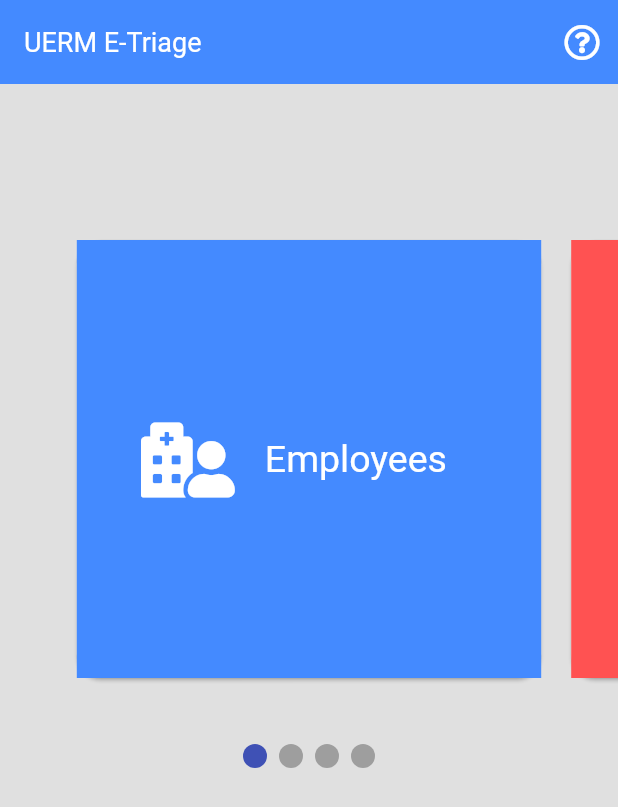
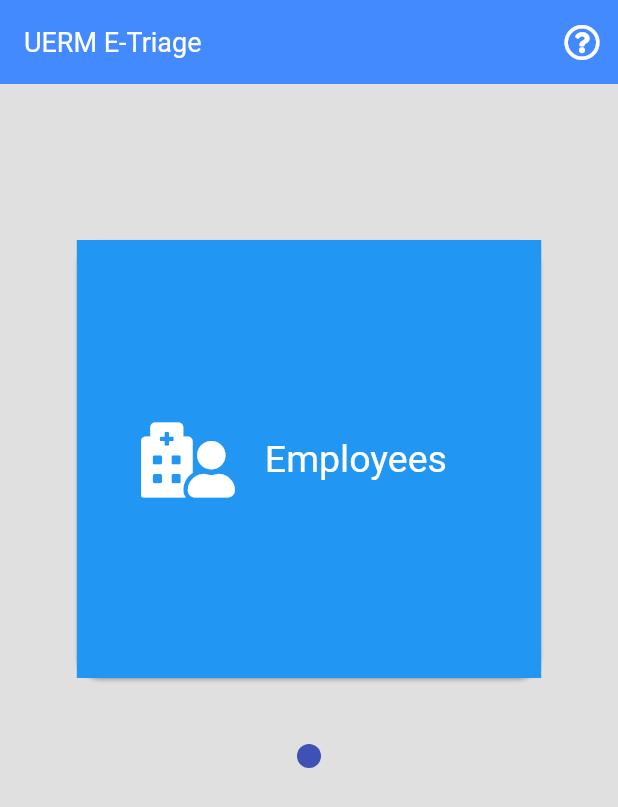
Before and after one commit to bernardthegreat/e-triage-uerm, a Flutter app: the screen it shows after launch, on a phone screen of 412 x 824 dp. Shown: the top 807 px of the screen. Run offline on Flutter 3.47's test engine with Material 2 defaults, Android fonts, the phone set to English and light mode, and no system bars; drawn by our look-alikes of smooth_page_indicator; our stand-ins replace flutter_form_builder, font_awesome_flutter, qr_flutter, responsive_builder; missing offline and left inert: barcode_scan.

Commit message:
fixed: jommar

```diff
--- a/lib/main.dart
+++ b/lib/main.dart
@@ -10,6 +10,7 @@ import 'theme/themedata.dart';
 import 'models/TermsProvider.dart';
 import 'models/EmployeesProvider.dart';
 import 'package:provider/provider.dart';
+
 void main() {
   runApp(MyApp());
 }
@@ -23,23 +24,18 @@ class MyApp extends StatelessWidget {
         ChangeNotifierProvider<TermsProvider>(
           create: (context) => TermsProvider(),
         ),
-
         ChangeNotifierProvider<EmployeesProvider>(
           create: (context) => EmployeesProvider(),
         ),
-
         ChangeNotifierProvider<VisitorsProvider>(
           create: (context) => VisitorsProvider(),
         ),
-
         ChangeNotifierProvider<UserHistoriesProvider>(
           create: (context) => UserHistoriesProvider(),
         ),
-
         ChangeNotifierProvider<SymptomsProvider>(
           create: (context) => SymptomsProvider(),
         ),
-
         ChangeNotifierProvider<HealthDeclarationsProvider>(
           create: (context) => HealthDeclarationsProvider(),
         ),
--- a/lib/screens/DashboardScreen.dart
+++ b/lib/screens/DashboardScreen.dart
@@ -9,13 +9,22 @@ class DashboardScreen extends StatefulWidget {
 
 class _DashboardScreenState extends State<DashboardScreen> {
   final controller = PageController(viewportFraction: 0.8);
+  final List cards = [
+    {
+      'title': 'Employees',
+      'route': '/employees',
+      'bgColor': Colors.blue,
+      'icon': FontAwesomeIcons.hospitalUser
+    },
+  ];
 
   @override
   Widget build(BuildContext context) {
     return Scaffold(
       appBar: AppBar(
         backgroundColor: Colors.blueAccent,
-        title: Text('UERM E-Triage',
+        title: Text(
+          'UERM E-Triage',
           style: TextStyle(
             color: Colors.white,
           ),
@@ -43,30 +52,33 @@ class _DashboardScreenState extends State<DashboardScreen> {
               child: PageView(
                 controller: controller,
                 children: [
-
-                  Card(
-                    shape: RoundedRectangleBorder(borderRadius: BorderRadius.circular(16)),
-                    margin: EdgeInsets.symmetric(horizontal: 10, vertical: 4),
+                  ...cards
+                      .map((card) => Card(
+                            shape: RoundedRectangleBorder(
+                                borderRadius: BorderRadius.circular(16)),
+                            margin: EdgeInsets.symmetric(
+                                horizontal: 10, vertical: 4),
                             child: new InkWell(
                               onTap: () {
-                        Navigator.pushNamed(context, '/employees');
+                                Navigator.pushNamed(context, card['route']);
                               },
                               child: Container(
                                 width: 100.0,
                                 height: 100.0,
-                        color: Colors.blueAccent,
+                                color: card['bgColor'],
                                 child: Row(
                                   mainAxisAlignment: MainAxisAlignment.center,
                                   crossAxisAlignment: CrossAxisAlignment.center,
                                   children: <Widget>[
                                     FaIcon(
-                              FontAwesomeIcons.hospitalUser,
+                                      card['icon'],
                                       size: 50,
                                       color: Colors.white,
                                     ),
                                     Padding(
                                       padding: EdgeInsets.all(20),
-                              child: Text('Employees',
+                                      child: Text(
+                                        card['title'],
                                         style: TextStyle(
                                           color: Colors.white,
                                           fontSize: 25,
@@ -77,156 +89,195 @@ class _DashboardScreenState extends State<DashboardScreen> {
                                 ),
                               ),
                             ),
-                  ),
-
-
-
-
-                  Card(
-                    shape: RoundedRectangleBorder(borderRadius: BorderRadius.circular(16)),
-                    margin: EdgeInsets.symmetric(horizontal: 10, vertical: 4),
-                    child: new InkWell(
-                      onTap: () {
-                        Navigator.pushNamed(context, '/visitors');
-                      },
-                      child: Container(
-                        width: 100.0,
-                        height: 100.0,
-                        color: Colors.redAccent,
-                        child: Row(
-                          mainAxisAlignment: MainAxisAlignment.center,
-                          crossAxisAlignment: CrossAxisAlignment.center,
-                          children: <Widget>[
-                            FaIcon(
-                              FontAwesomeIcons.users,
-                              size: 50,
-                              color: Colors.white,
-                            ),
-                            Padding(
-                              padding: EdgeInsets.all(20),
-                              child: Column(
-                                mainAxisAlignment: MainAxisAlignment.center,
-                                children: [
-                                  Text('Visitors',
-                                    style: TextStyle(
-                                      color: Colors.white,
-                                      fontSize: 25,
-                                    ),
-                                  ),
-                                  SizedBox(height: 20,),
-                                  Text('Patients, \nStudent Applicants, \nPatient Companions',
-                                    textAlign: TextAlign.center,
-                                    style: TextStyle(
-                                      color: Colors.white,
-                                      fontSize: 15,
-                                    ),
-                                  ),
-                                ],
-                              ),
-                            ),
-
-                          ],
-                        ),
-                      ),
-                    ),
-                  ),
-
-                  Card(
-                    shape: RoundedRectangleBorder(borderRadius: BorderRadius.circular(16)),
-                    margin: EdgeInsets.symmetric(horizontal: 10, vertical: 4),
-                    child: new InkWell(
-                      onTap: () {
-                        Navigator.pushNamed(context, '/consultants');
-                      },
-                      child: Container(
-                        width: 100.0,
-                        height: 100.0,
-                        color: Colors.orangeAccent,
-                        child: Row(
-                          mainAxisAlignment: MainAxisAlignment.center,
-                          crossAxisAlignment: CrossAxisAlignment.center,
-                          children: <Widget>[
-                            FaIcon(
-                              FontAwesomeIcons.userShield,
-                              size: 50,
-                              color: Colors.white,
-                            ),
-                            Padding(
-                              padding: EdgeInsets.all(20),
-                              child: Column(
-                                mainAxisAlignment: MainAxisAlignment.center,
-                                children: [
-                                  Text('Consultants',
-                                    style: TextStyle(
-                                      color: Colors.white,
-                                      fontSize: 25,
-                                    ),
-                                  ),
-                                  // SizedBox(height: 20,),
-                                  // Text('Consultants',
-                                  //   style: TextStyle(
-                                  //     color: Colors.white,
-                                  //     fontSize: 18,
+                          ))
+                      .toList(),
+                  // Card(
+                  //   shape: RoundedRectangleBorder(
+                  //       borderRadius: BorderRadius.circular(16)),
+                  //   margin: EdgeInsets.symmetric(horizontal: 10, vertical: 4),
+                  //   child: new InkWell(
+                  //     onTap: () {
+                  //       Navigator.pushNamed(context, '/employees');
+                  //     },
+                  //     child: Container(
+                  //       width: 100.0,
+                  //       height: 100.0,
+                  //       color: Colors.blueAccent,
+                  //       child: Row(
+                  //         mainAxisAlignment: MainAxisAlignment.center,
+                  //         crossAxisAlignment: CrossAxisAlignment.center,
+                  //         children: <Widget>[
+                  //           FaIcon(
+                  //             FontAwesomeIcons.hospitalUser,
+                  //             size: 50,
+                  //             color: Colors.white,
+                  //           ),
+                  //           Padding(
+                  //             padding: EdgeInsets.all(20),
+                  //             child: Text(
+                  //               'Employees',
+                  //               style: TextStyle(
+                  //                 color: Colors.white,
+                  //                 fontSize: 25,
+                  //               ),
+                  //             ),
+                  //           ),
+                  //         ],
+                  //       ),
+                  //     ),
                   //   ),
                   // ),
-                                ],
-                              ),
-                            ),
-
-                          ],
-                        ),
-                      ),
-                    ),
-                  ),
-
-
-                  Card(
-                    shape: RoundedRectangleBorder(borderRadius: BorderRadius.circular(16)),
-                    margin: EdgeInsets.symmetric(horizontal: 10, vertical: 4),
-                    child: new InkWell(
-                      onTap: () {
-                        Navigator.pushNamed(context, '/others');
-                      },
-                      child: Container(
-                        width: 100.0,
-                        height: 100.0,
-                        color: Colors.purple,
-                        child: Row(
-                          mainAxisAlignment: MainAxisAlignment.center,
-                          crossAxisAlignment: CrossAxisAlignment.center,
-                          children: <Widget>[
-                            FaIcon(
-                              FontAwesomeIcons.users,
-                              size: 50,
-                              color: Colors.white,
-                            ),
-                            Padding(
-                              padding: EdgeInsets.all(20),
-                              child: Column(
-                                mainAxisAlignment: MainAxisAlignment.center,
-                                children: [
-                                  Text('Others',
-                                    style: TextStyle(
-                                      color: Colors.white,
-                                      fontSize: 25,
-                                    ),
-                                  ),
-                                  SizedBox(height: 20,),
-                                  Text('(Third Party Contractors)',
-                                    style: TextStyle(
-                                      color: Colors.white,
-                                      fontSize: 15,
-                                    ),
-                                  ),
-                                ],
-                              ),
-                            ),
-                          ],
-                        ),
-                      ),
-                    ),
-                  ),
-
+                  // Card(
+                  //   shape: RoundedRectangleBorder(
+                  //       borderRadius: BorderRadius.circular(16)),
+                  //   margin: EdgeInsets.symmetric(horizontal: 10, vertical: 4),
+                  //   child: new InkWell(
+                  //     onTap: () {
+                  //       Navigator.pushNamed(context, '/visitors');
+                  //     },
+                  //     child: Container(
+                  //       width: 100.0,
+                  //       height: 100.0,
+                  //       color: Colors.redAccent,
+                  //       child: Row(
+                  //         mainAxisAlignment: MainAxisAlignment.center,
+                  //         crossAxisAlignment: CrossAxisAlignment.center,
+                  //         children: <Widget>[
+                  //           FaIcon(
+                  //             FontAwesomeIcons.users,
+                  //             size: 50,
+                  //             color: Colors.white,
+                  //           ),
+                  //           Padding(
+                  //             padding: EdgeInsets.all(20),
+                  //             child: Column(
+                  //               mainAxisAlignment: MainAxisAlignment.center,
+                  //               children: [
+                  //                 Text(
+                  //                   'Visitors',
+                  //                   style: TextStyle(
+                  //                     color: Colors.white,
+                  //                     fontSize: 25,
+                  //                   ),
+                  //                 ),
+                  //                 SizedBox(
+                  //                   height: 20,
+                  //                 ),
+                  //                 Text(
+                  //                   'Patients, \nStudent Applicants, \nPatient Companions',
+                  //                   textAlign: TextAlign.center,
+                  //                   style: TextStyle(
+                  //                     color: Colors.white,
+                  //                     fontSize: 15,
+                  //                   ),
+                  //                 ),
+                  //               ],
+                  //             ),
+                  //           ),
+                  //         ],
+                  //       ),
+                  //     ),
+                  //   ),
+                  // ),
+                  // Card(
+                  //   shape: RoundedRectangleBorder(
+                  //       borderRadius: BorderRadius.circular(16)),
+                  //   margin: EdgeInsets.symmetric(horizontal: 10, vertical: 4),
+                  //   child: new InkWell(
+                  //     onTap: () {
+                  //       Navigator.pushNamed(context, '/consultants');
+                  //     },
+                  //     child: Container(
+                  //       width: 100.0,
+                  //       height: 100.0,
+                  //       color: Colors.orangeAccent,
+                  //       child: Row(
+                  //         mainAxisAlignment: MainAxisAlignment.center,
+                  //         crossAxisAlignment: CrossAxisAlignment.center,
+                  //         children: <Widget>[
+                  //           FaIcon(
+                  //             FontAwesomeIcons.userShield,
+                  //             size: 50,
+                  //             color: Colors.white,
+                  //           ),
+                  //           Padding(
+                  //             padding: EdgeInsets.all(20),
+                  //             child: Column(
+                  //               mainAxisAlignment: MainAxisAlignment.center,
+                  //               children: [
+                  //                 Text(
+                  //                   'Consultants',
+                  //                   style: TextStyle(
+                  //                     color: Colors.white,
+                  //                     fontSize: 25,
+                  //                   ),
+                  //                 ),
+                  //                 // SizedBox(height: 20,),
+                  //                 // Text('Consultants',
+                  //                 //   style: TextStyle(
+                  //                 //     color: Colors.white,
+                  //                 //     fontSize: 18,
+                  //                 //   ),
+                  //                 // ),
+                  //               ],
+                  //             ),
+                  //           ),
+                  //         ],
+                  //       ),
+                  //     ),
+                  //   ),
+                  // ),
+                  // Card(
+                  //   shape: RoundedRectangleBorder(
+                  //       borderRadius: BorderRadius.circular(16)),
+                  //   margin: EdgeInsets.symmetric(horizontal: 10, vertical: 4),
+                  //   child: new InkWell(
+                  //     onTap: () {
+                  //       Navigator.pushNamed(context, '/others');
+                  //     },
+                  //     child: Container(
+                  //       width: 100.0,
+                  //       height: 100.0,
+                  //       color: Colors.purple,
+                  //       child: Row(
+                  //         mainAxisAlignment: MainAxisAlignment.center,
+                  //         crossAxisAlignment: CrossAxisAlignment.center,
+                  //         children: <Widget>[
+                  //           FaIcon(
+                  //             FontAwesomeIcons.users,
+                  //             size: 50,
+                  //             color: Colors.white,
+                  //           ),
+                  //           Padding(
+                  //             padding: EdgeInsets.all(20),
+                  //             child: Column(
+                  //               mainAxisAlignment: MainAxisAlignment.center,
+                  //               children: [
+                  //                 Text(
+                  //                   'Others',
+                  //                   style: TextStyle(
+                  //                     color: Colors.white,
+                  //                     fontSize: 25,
+                  //                   ),
+                  //                 ),
+                  //                 SizedBox(
+                  //                   height: 20,
+                  //                 ),
+                  //                 Text(
+                  //                   '(Third Party Contractors)',
+                  //                   style: TextStyle(
+                  //                     color: Colors.white,
+                  //                     fontSize: 15,
+                  //                   ),
+                  //                 ),
+                  //               ],
+                  //             ),
+                  //           ),
+                  //         ],
+                  //       ),
+                  //     ),
+                  //   ),
+                  // ),
                 ],
               ),
             ),
@@ -239,13 +290,12 @@ class _DashboardScreenState extends State<DashboardScreen> {
               child: Container(
                 child: SmoothPageIndicator(
                   controller: controller,
-                  count: 4,
+                  count: cards.length,
                   effect: WormEffect(),
                 ),
               ),
             ),
           ],
-
         ),
       ),
     );
--- a/lib/services/Api.dart
+++ b/lib/services/Api.dart
@@ -1,6 +1,6 @@
 mainApi({String url, String params = ''}) {
   final authKey = '7190WHUt7gzKgrRURMnoS4D7tX6Xp112';
-  final urlString = 'https://apps.uerm.edu.ph:3443/$url?auth=$authKey$params';
-  //final urlString = 'http://10.107.0.10:3000/$url?auth=$authKey$params';
+  // final urlString = 'https://apps.uerm.edu.ph:3443/$url?auth=$authKey$params';
+  final urlString = 'http://10.107.4.220:3000/$url?auth=$authKey$params';
   return urlString;
 }
```
Also changed, not shown: lib/components/MainHealthDeclarationStepper.dart (+89 -37 lines), lib/models/HealthDeclarationsProvider.dart (+58 -10 lines). Lines whose indentation alone changed are shown as unchanged.
